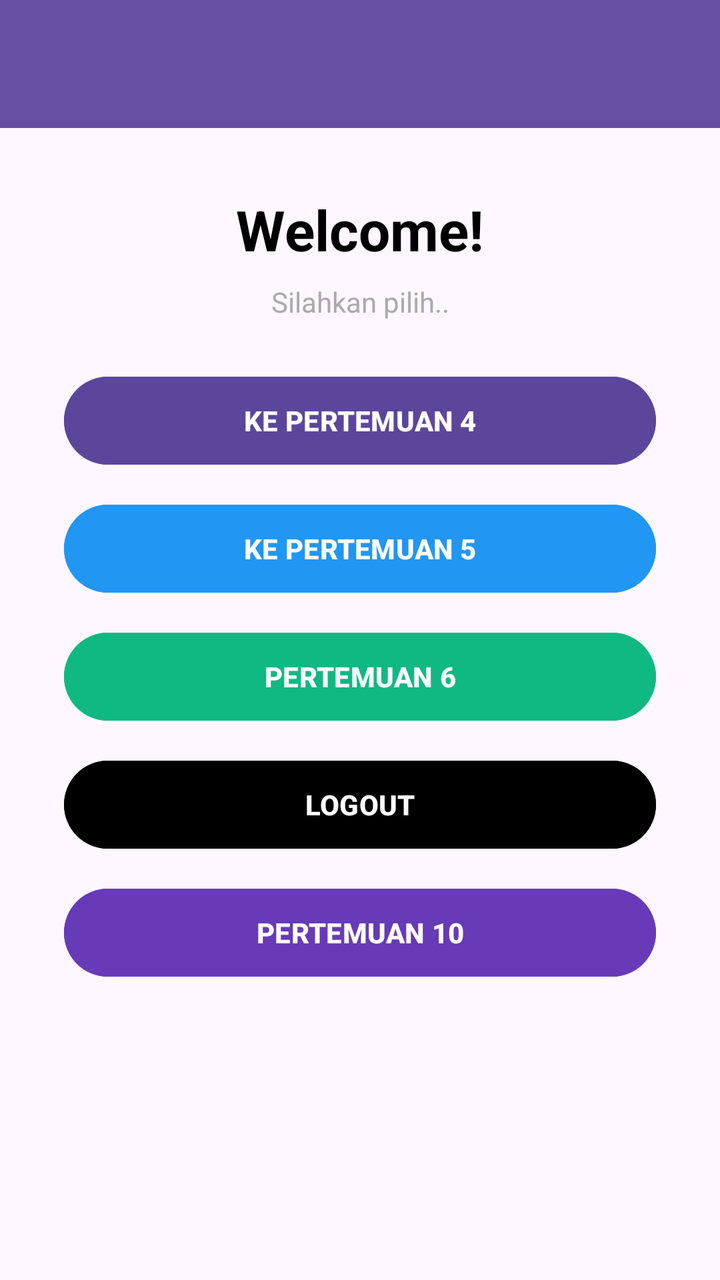
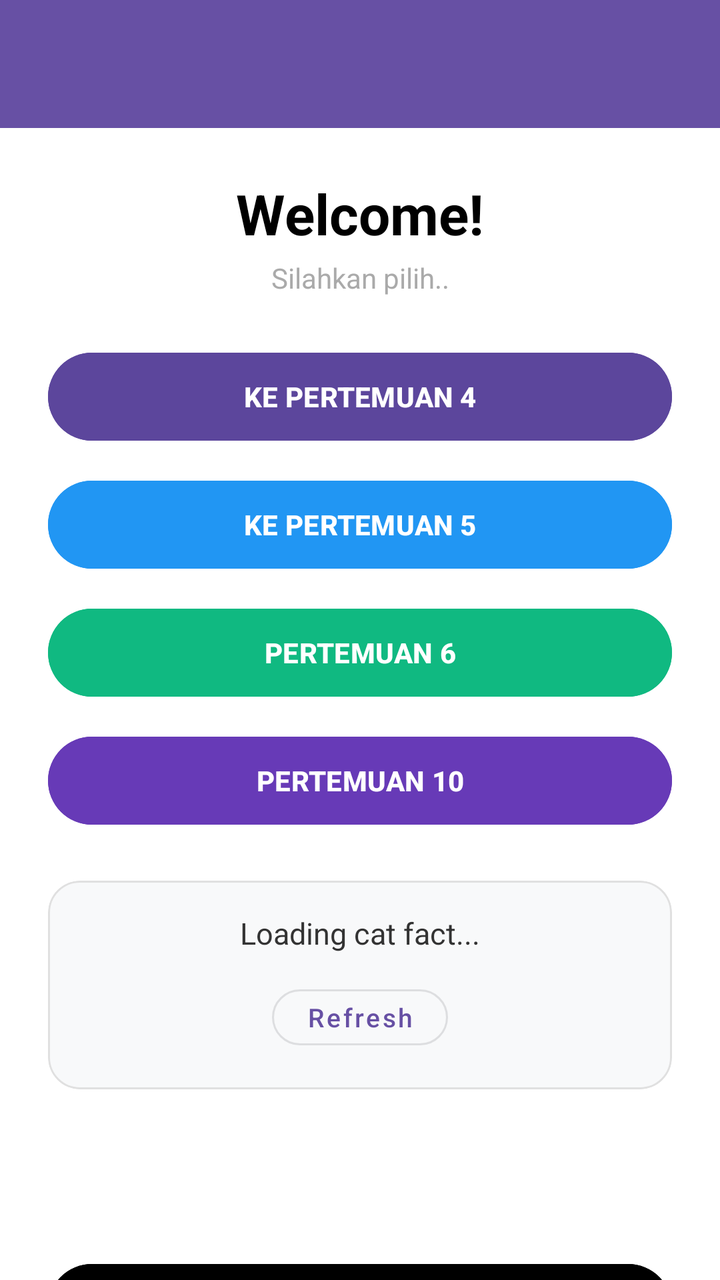

An Android layout rendered at two revisions. The XML below is the earlier revision; the diff shows what the commit changed to produce the second picture.
<!-- AndroidManifest.xml: application theme Theme.Marskilaa -->
<!-- res/layout/fragment_home.xml -->
<?xml version="1.0" encoding="utf-8"?>
<androidx.constraintlayout.widget.ConstraintLayout xmlns:android="http://schemas.android.com/apk/res/android"
    xmlns:app="http://schemas.android.com/apk/res-auto"
    xmlns:tools="http://schemas.android.com/tools"
    android:layout_width="match_parent"
    android:layout_height="match_parent"
    tools:context=".Home.HomeFragment">

    <androidx.appcompat.widget.Toolbar
        android:id="@+id/toolbar"
        android:layout_width="match_parent"
        android:layout_height="?attr/actionBarSize"
        android:background="@color/purple_primary"
        app:layout_constraintEnd_toEndOf="parent"
        app:layout_constraintStart_toStartOf="parent"
        app:layout_constraintTop_toTopOf="parent"
        app:titleTextColor="@android:color/white" />

    <TextView
        android:id="@+id/tvWelcome"
        android:layout_width="wrap_content"
        android:layout_height="wrap_content"
        android:layout_marginTop="32dp"
        android:text="Welcome!"
        android:textColor="@android:color/black"
        android:textSize="28sp"
        android:textStyle="bold"
        app:layout_constraintEnd_toEndOf="parent"
        app:layout_constraintStart_toStartOf="parent"
        app:layout_constraintTop_toBottomOf="@+id/toolbar" />

    <TextView
        android:id="@+id/tvSubtitle"
        android:layout_width="wrap_content"
        android:layout_height="wrap_content"
        android:layout_marginTop="8dp"
        android:text="Silahkan pilih.."
        android:textColor="@android:color/darker_gray"
        android:textSize="14sp"
        app:layout_constraintEnd_toEndOf="parent"
        app:layout_constraintStart_toStartOf="parent"
        app:layout_constraintTop_toBottomOf="@+id/tvWelcome" />

    <LinearLayout
        android:layout_width="match_parent"
        android:layout_height="wrap_content"
        android:layout_marginHorizontal="32dp"
        android:layout_marginTop="24dp"
        android:orientation="vertical"
        app:layout_constraintTop_toBottomOf="@+id/tvSubtitle">

        
        <com.google.android.material.button.MaterialButton
            android:id="@+id/btnToFourth"
            android:layout_width="match_parent"
            android:layout_height="52dp"
            android:backgroundTint="#5C469C"
            android:text="Ke Pertemuan 4"
            android:textAllCaps="true"
            android:textColor="@android:color/white"
            android:textStyle="bold"
            app:cornerRadius="26dp" />

        
        <com.google.android.material.button.MaterialButton
            android:id="@+id/btnToFifth"
            android:layout_width="match_parent"
            android:layout_height="52dp"
            android:layout_marginTop="12dp"
            android:backgroundTint="#2196F3"
            android:text="Ke Pertemuan 5"
            android:textAllCaps="true"
            android:textColor="@android:color/white"
            android:textStyle="bold"
            app:cornerRadius="26dp" />

        
        <com.google.android.material.button.MaterialButton
            android:id="@+id/btnPertemuan6"
            android:layout_width="match_parent"
            android:layout_height="52dp"
            android:layout_marginTop="12dp"
            android:backgroundTint="#10B981"
            android:text="Pertemuan 6"
            android:textAllCaps="true"
            android:textColor="@android:color/white"
            android:textStyle="bold"
            app:cornerRadius="26dp" />

        
        <com.google.android.material.button.MaterialButton
            android:id="@+id/btnLogout"
            android:layout_width="match_parent"
            android:layout_height="52dp"
            android:layout_marginTop="12dp"
            android:backgroundTint="#000000"
            android:text="Logout"
            android:textAllCaps="true"
            android:textColor="@android:color/white"
            android:textStyle="bold"
            app:cornerRadius="26dp" />
        
        <com.google.android.material.button.MaterialButton
            android:id="@+id/btn_pertemuan10"
            android:layout_width="match_parent"
            android:layout_height="52dp"
            android:layout_marginTop="12dp"
            android:backgroundTint="#673AB7"
            android:text="Pertemuan 10"
            android:textAllCaps="true"
            android:textColor="@android:color/white"
            android:textStyle="bold"
            app:cornerRadius="26dp" />

    </LinearLayout>

</androidx.constraintlayout.widget.ConstraintLayout>
<!-- resources referenced by this layout -->
<resources>
  <color name="purple_primary">#6750A4</color>
  <style name="Theme.Marskilaa" parent="Base.Theme.Marskilaa" />
  <style name="Base.Theme.Marskilaa" parent="Theme.Material3.DayNight.NoActionBar">
          
          
      </style>
</resources>

<!-- the commit's change to res/layout/fragment_home.xml (unified diff, before → after) -->
@@ -1,117 +1,238 @@
 <?xml version="1.0" encoding="utf-8"?>
+<androidx.coordinatorlayout.widget.CoordinatorLayout xmlns:android="http://schemas.android.com/apk/res/android"
+    xmlns:app="http://schemas.android.com/apk/res-auto"
+    xmlns:tools="http://schemas.android.com/tools"
+    android:layout_width="match_parent"
+    android:layout_height="match_parent"
+    android:background="@android:color/white"
+    tools:context=".Home.HomeFragment">
+
+    <com.google.android.material.appbar.AppBarLayout
+        android:id="@+id/appBarLayout"
+        android:layout_width="match_parent"
+        android:layout_height="wrap_content"
+        android:theme="@style/ThemeOverlay.AppCompat.Dark.ActionBar">
+
+        <androidx.appcompat.widget.Toolbar
+            android:id="@+id/toolbar"
+            android:layout_width="match_parent"
+            android:layout_height="?attr/actionBarSize"
+            android:background="@color/purple_primary"
+            app:layout_scrollFlags="scroll|enterAlways"
+            app:titleTextColor="@android:color/white" />
+
+    </com.google.android.material.appbar.AppBarLayout>
+
+    
+    <androidx.core.widget.NestedScrollView
+        android:layout_width="match_parent"
+        android:layout_height="match_parent"
+        android:fillViewport="true"
+        app:layout_behavior="@string/appbar_scrolling_view_behavior">
+
+        
+        <androidx.constraintlayout.widget.ConstraintLayout
+            android:layout_width="match_parent"
+            android:layout_height="wrap_content"
+            android:paddingHorizontal="24dp"
+            android:paddingTop="24dp"
+            android:paddingBottom="24dp">
+
+            <TextView
+                android:id="@+id/tvWelcome"
+                android:layout_width="wrap_content"
+                android:layout_height="wrap_content"
+                android:text="Welcome!"
+                android:textColor="@android:color/black"
+                android:textSize="28sp"
+                android:textStyle="bold"
+                app:layout_constraintEnd_toEndOf="parent"
+                app:layout_constraintStart_toStartOf="parent"
+                app:layout_constraintTop_toTopOf="parent" />
+
+            <TextView
+                android:id="@+id/tvSubtitle"
+                android:layout_width="wrap_content"
+                android:layout_height="wrap_content"
+                android:layout_marginTop="4dp"
+                android:text="Silahkan pilih.."
+                android:textColor="@android:color/darker_gray"
+                android:textSize="14sp"
+                app:layout_constraintEnd_toEndOf="parent"
+                app:layout_constraintStart_toStartOf="parent"
+                app:layout_constraintTop_toBottomOf="@+id/tvWelcome" />
+
+            
+            <com.google.android.material.button.MaterialButton
+                android:id="@+id/btnToFourth"
+                android:layout_width="0dp"
+                android:layout_height="52dp"
+                android:layout_marginTop="24dp"
+                android:backgroundTint="#5C469C"
+                android:text="Ke Pertemuan 4"
+                android:textAllCaps="true"
+                android:textColor="@android:color/white"
+                android:textStyle="bold"
+                app:cornerRadius="26dp"
+                app:layout_constraintEnd_toEndOf="parent"
+                app:layout_constraintStart_toStartOf="parent"
+                app:layout_constraintTop_toBottomOf="@+id/tvSubtitle" />
+
+            
+            <com.google.android.material.button.MaterialButton
+                android:id="@+id/btnToFifth"
+                android:layout_width="0dp"
+                android:layout_height="52dp"
+                android:layout_marginTop="12dp"
+                android:backgroundTint="#2196F3"
+                android:text="Ke Pertemuan 5"
+                android:textAllCaps="true"
+                android:textColor="@android:color/white"
+                android:textStyle="bold"
+                app:cornerRadius="26dp"
+                app:layout_constraintEnd_toEndOf="parent"
+                app:layout_constraintStart_toStartOf="parent"
+                app:layout_constraintTop_toBottomOf="@+id/btnToFourth" />
+
+            
+            <com.google.android.material.button.MaterialButton
+                android:id="@+id/btnPertemuan6"
+                android:layout_width="0dp"
+                android:layout_height="52dp"
+                android:layout_marginTop="12dp"
+                android:backgroundTint="#10B981"
+                android:text="Pertemuan 6"
+                android:textAllCaps="true"
+                android:textColor="@android:color/white"
+                android:textStyle="bold"
+                app:cornerRadius="26dp"
+                app:layout_constraintEnd_toEndOf="parent"
+                app:layout_constraintStart_toStartOf="parent"
+                app:layout_constraintTop_toBottomOf="@+id/btnToFifth" />
+
+            
+            <com.google.android.material.button.MaterialButton
+                android:id="@+id/btn_pertemuan10"
+                android:layout_width="0dp"
+                android:layout_height="52dp"
+                android:layout_marginTop="12dp"
+                android:backgroundTint="#673AB7"
+                android:text="Pertemuan 10"
+                android:textAllCaps="true"
+                android:textColor="@android:color/white"
+                android:textStyle="bold"
+                app:cornerRadius="26dp"
+                app:layout_constraintEnd_toEndOf="parent"
+                app:layout_constraintStart_toStartOf="parent"
+                app:layout_constraintTop_toBottomOf="@+id/btnPertemuan6" />
+
+            
+            <com.google.android.material.card.MaterialCardView
+                android:id="@+id/cardCatFact"
+                android:layout_width="0dp"
+                android:layout_height="wrap_content"
+                android:layout_marginTop="24dp"
+                app:cardBackgroundColor="#F8F9FA"
+                app:cardCornerRadius="16dp"
+                app:cardElevation="0dp"
+                app:layout_constraintEnd_toEndOf="parent"
+                app:layout_constraintStart_toStartOf="parent"
+                app:layout_constraintTop_toBottomOf="@+id/btn_pertemuan10"
+                app:strokeColor="#E0E0E0"
+                app:strokeWidth="1dp">
+
+                <LinearLayout
+                    android:layout_width="match_parent"
+                    android:layout_height="wrap_content"
+                    android:gravity="center"
+                    android:orientation="vertical"
+                    android:padding="16dp">
+
+                    <TextView
+                        android:id="@+id/tvCatFact"
+                        android:layout_width="match_parent"
+                        android:layout_height="wrap_content"
+                        android:gravity="center"
+                        android:text="Loading cat fact..."
+                        android:textColor="#333333"
+                        android:textSize="15sp" />
+
+                    <com.google.android.material.button.MaterialButton
+                        android:id="@+id/btnRefresh"
+                        style="@style/Widget.MaterialComponents.Button.OutlinedButton"
+                        android:layout_width="wrap_content"
+                        android:layout_height="40dp"
+                        android:layout_marginTop="12dp"
+                        android:text="Refresh"
+                        android:textAllCaps="false"
+                        android:textSize="13sp"
+                        app:cornerRadius="20dp" />
+
+                </LinearLayout>
+            </com.google.android.material.card.MaterialCardView>
+
+            
+            <androidx.recyclerview.widget.RecyclerView
+                android:id="@+id/rvGallery"
+                android:layout_width="0dp"
+                android:layout_height="wrap_content"
+                android:layout_marginTop="16dp"
+                android:nestedScrollingEnabled="false"
+                app:layout_constraintEnd_toEndOf="parent"
+                app:layout_constraintStart_toStartOf="parent"
+                app:layout_constraintTop_toBottomOf="@+id/cardCatFact"
+                tools:listitem="@layout/item_photo" />
+
+            
+            <com.google.android.material.button.MaterialButton
+                android:id="@+id/btnLogout"
+                android:layout_width="0dp"
+                android:layout_height="52dp"
+                android:layout_marginTop="24dp"
+                android:backgroundTint="#000000"
+                android:text="Logout"
+                android:textAllCaps="true"
+                android:textColor="@android:color/white"
+                android:textStyle="bold"
+                app:cornerRadius="26dp"
+                app:layout_constraintBottom_toBottomOf="parent"
+                app:layout_constraintEnd_toEndOf="parent"
+                app:layout_constraintStart_toStartOf="parent"
+                app:layout_constraintTop_toBottomOf="@+id/rvGallery"
+                app:layout_constraintVertical_bias="1.0" />
+
+        </androidx.constraintlayout.widget.ConstraintLayout>
+    </androidx.core.widget.NestedScrollView>
+
+</androidx.coordinatorlayout.widget.CoordinatorLayout>
+<!-- res/layout/item_photo.xml (included above) -->
 <androidx.constraintlayout.widget.ConstraintLayout xmlns:android="http://schemas.android.com/apk/res/android"
     xmlns:app="http://schemas.android.com/apk/res-auto"
     xmlns:tools="http://schemas.android.com/tools"
     android:layout_width="match_parent"
-    android:layout_height="match_parent"
-    tools:context=".Home.HomeFragment">
-
-    <androidx.appcompat.widget.Toolbar
-        android:id="@+id/toolbar"
+    android:layout_height="wrap_content"
+    android:orientation="vertical"
+    android:padding="8dp">
+
+    <ImageView
+        android:id="@+id/imgPhoto"
         android:layout_width="match_parent"
-        android:layout_height="?attr/actionBarSize"
-        android:background="@color/purple_primary"
+        android:layout_height="200dp"
+        android:scaleType="centerCrop"
         app:layout_constraintEnd_toEndOf="parent"
         app:layout_constraintStart_toStartOf="parent"
-        app:layout_constraintTop_toTopOf="parent"
-        app:titleTextColor="@android:color/white" />
+        app:layout_constraintTop_toTopOf="parent" />
 
     <TextView
-        android:id="@+id/tvWelcome"
-        android:layout_width="wrap_content"
-        android:layout_height="wrap_content"
-        android:layout_marginTop="32dp"
-        android:text="Welcome!"
-        android:textColor="@android:color/black"
-        android:textSize="28sp"
-        android:textStyle="bold"
-        app:layout_constraintEnd_toEndOf="parent"
-        app:layout_constraintStart_toStartOf="parent"
-        app:layout_constraintTop_toBottomOf="@+id/toolbar" />
-
-    <TextView
-        android:id="@+id/tvSubtitle"
+        android:id="@+id/tvAuthor"
         android:layout_width="wrap_content"
         android:layout_height="wrap_content"
         android:layout_marginTop="8dp"
-        android:text="Silahkan pilih.."
-        android:textColor="@android:color/darker_gray"
-        android:textSize="14sp"
+        android:paddingTop="4dp"
+        android:text="Author"
+        android:textSize="16sp"
         app:layout_constraintEnd_toEndOf="parent"
+        app:layout_constraintHorizontal_bias="0.0"
         app:layout_constraintStart_toStartOf="parent"
-        app:layout_constraintTop_toBottomOf="@+id/tvWelcome" />
-
-    <LinearLayout
-        android:layout_width="match_parent"
-        android:layout_height="wrap_content"
-        android:layout_marginHorizontal="32dp"
-        android:layout_marginTop="24dp"
-        android:orientation="vertical"
-        app:layout_constraintTop_toBottomOf="@+id/tvSubtitle">
-
-        
-        <com.google.android.material.button.MaterialButton
-            android:id="@+id/btnToFourth"
-            android:layout_width="match_parent"
-            android:layout_height="52dp"
-            android:backgroundTint="#5C469C"
-            android:text="Ke Pertemuan 4"
-            android:textAllCaps="true"
-            android:textColor="@android:color/white"
-            android:textStyle="bold"
-            app:cornerRadius="26dp" />
-
-        
-        <com.google.android.material.button.MaterialButton
-            android:id="@+id/btnToFifth"
-            android:layout_width="match_parent"
-            android:layout_height="52dp"
-            android:layout_marginTop="12dp"
-            android:backgroundTint="#2196F3"
-            android:text="Ke Pertemuan 5"
-            android:textAllCaps="true"
-            android:textColor="@android:color/white"
-            android:textStyle="bold"
-            app:cornerRadius="26dp" />
-
-        
-        <com.google.android.material.button.MaterialButton
-            android:id="@+id/btnPertemuan6"
-            android:layout_width="match_parent"
-            android:layout_height="52dp"
-            android:layout_marginTop="12dp"
-            android:backgroundTint="#10B981"
-            android:text="Pertemuan 6"
-            android:textAllCaps="true"
-            android:textColor="@android:color/white"
-            android:textStyle="bold"
-            app:cornerRadius="26dp" />
-
-        
-        <com.google.android.material.button.MaterialButton
-            android:id="@+id/btnLogout"
-            android:layout_width="match_parent"
-            android:layout_height="52dp"
-            android:layout_marginTop="12dp"
-            android:backgroundTint="#000000"
-            android:text="Logout"
-            android:textAllCaps="true"
-            android:textColor="@android:color/white"
-            android:textStyle="bold"
-            app:cornerRadius="26dp" />
-        
-        <com.google.android.material.button.MaterialButton
-            android:id="@+id/btn_pertemuan10"
-            android:layout_width="match_parent"
-            android:layout_height="52dp"
-            android:layout_marginTop="12dp"
-            android:backgroundTint="#673AB7"
-            android:text="Pertemuan 10"
-            android:textAllCaps="true"
-            android:textColor="@android:color/white"
-            android:textStyle="bold"
-            app:cornerRadius="26dp" />
-
-    </LinearLayout>
-
+        app:layout_constraintTop_toBottomOf="@+id/imgPhoto" />
 </androidx.constraintlayout.widget.ConstraintLayout>
